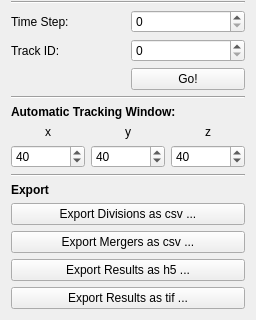
Above: ilastik/applets/tracking/annotations/drawer.ui from ilastik/ilastik before the change; both pictures show x 0 to 256 and y 990 to 1310 of the 256 by 1310 pixel window. Below: the same form after it.
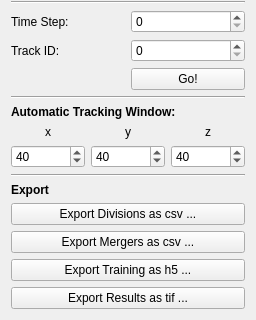
That is the form after the change. Custom widgets are drawn as their Qt base class.

Commit message: renaming a button

```diff
--- a/ilastik/applets/tracking/annotations/drawer.ui
+++ b/ilastik/applets/tracking/annotations/drawer.ui
@@ -354,7 +354,7 @@
         <bool>true</bool>
        </property>
        <property name="text">
-        <string>Export Results as h5 ...</string>
+        <string>Export Training as h5 ...</string>
        </property>
       </widget>
      </item>
```
